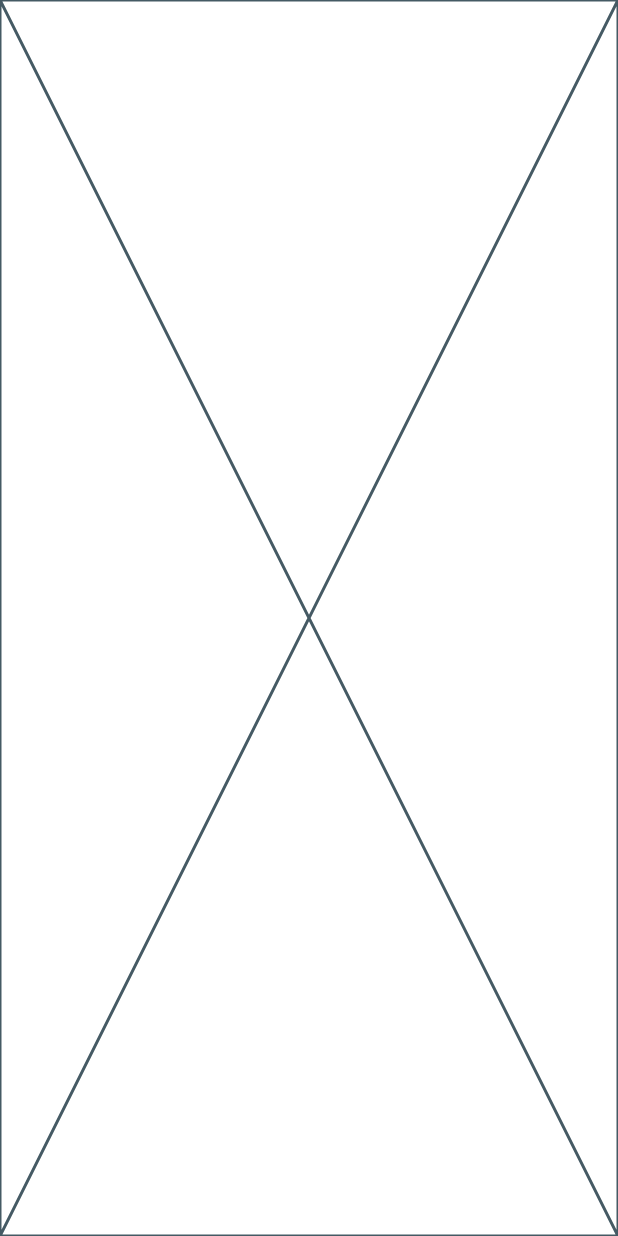
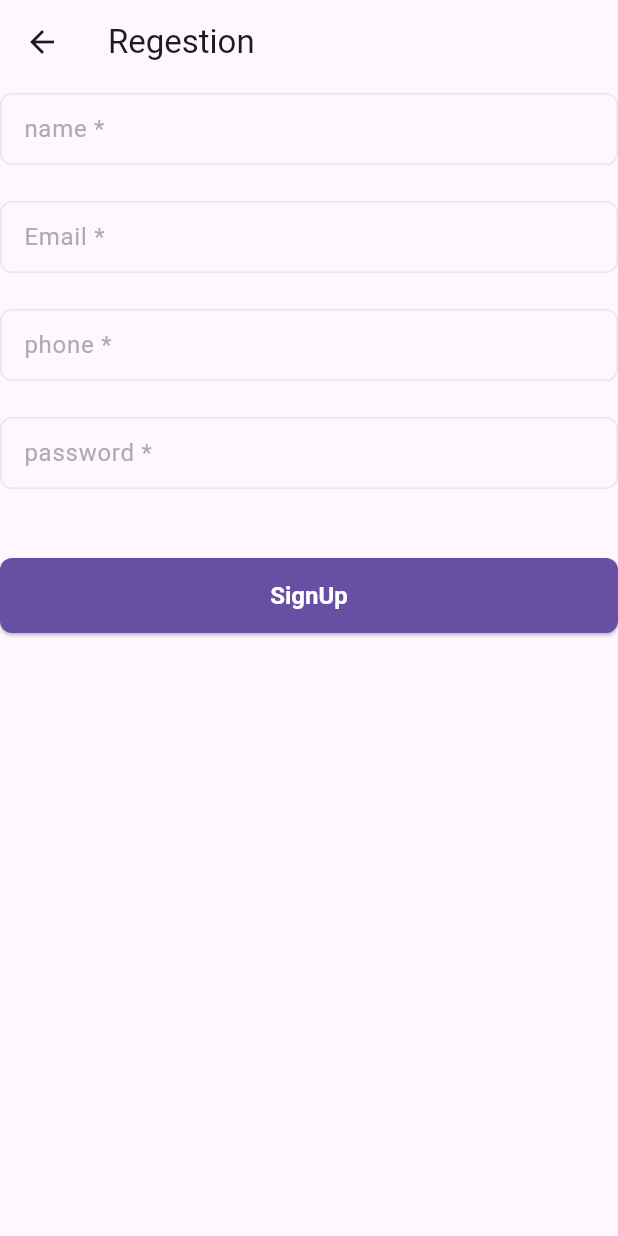
Before and after one commit to mdshakilhossain720/ApiTestProject, a Flutter app: the screen it shows after launch, after a tap on "Regestration", on a phone screen of 412 x 824 dp. Run offline on Flutter 3.47's test engine with Material 3 defaults, Android fonts, the phone set to English and light mode, and no system bars; our stand-ins replace dio, flutter_riverpod, flutter_svg, hive, hive_flutter, pinput and 2 more; missing offline and left inert: flutter_inappwebview; accounts and stored records are empty.

Commit message:
regestion

```diff
--- a/lib/config/app_constant.dart
+++ b/lib/config/app_constant.dart
@@ -1,4 +1,4 @@
 class AppConstant {
-  static const String baseUrl = 'https://api.themoviedb.org/3/';
+  static const String baseUrl = 'https://demo.readyecommerce.app/api';
   static const String login = '$baseUrl/login';
 }
--- a/lib/views/auth/regestion.dart
+++ b/lib/views/auth/regestion.dart
@@ -1,10 +1,59 @@
+import 'package:apitest/compoment/custom_textfield.dart';
 import 'package:flutter/material.dart';
 
+import '../../compoment/custom_button.dart';
+
 class RegestionScreen extends StatelessWidget {
-  const RegestionScreen({super.key});
+   RegestionScreen({super.key});
+  final nameController = TextEditingController();
+  final emailController = TextEditingController();
+  final phoneController = TextEditingController();
+  final passController = TextEditingController();
 
   @override
   Widget build(BuildContext context) {
-    return const Placeholder();
+    return Scaffold(
+      appBar: AppBar(title: const Text("Regestion")),
+      body: Column(
+        children: [
+           CustomTextField(
+                label: "name",
+                isRequired: true,
+                hint: "Enter your name",
+                controller: nameController,
+              ),
+              SizedBox(height: 12,),
+               CustomTextField(
+                label: "Email",
+                isRequired: true,
+                hint: "Enter your email",
+                controller: emailController,
+              ),
+              SizedBox(height: 12,),
+               CustomTextField(
+                label: "phone",
+                isRequired: true,
+                hint: "Enter your phone",
+                controller: phoneController,
+              ),
+              SizedBox(height: 12,),
+               CustomTextField(
+                label: "password",
+                isRequired: true,
+                hint: "Enter your password",
+                controller: passController,
+              ),
+              SizedBox(height: 40,),
+              PrimaryButton(
+                text: "SignUp",
+                onPressed: () {
+                 // Navigator.push(context, MaterialPageRoute(builder: (context) => LoginScreen()));
+                },
+              ),
+
+
+        ],
+      )
+    );
   }
 }
```
